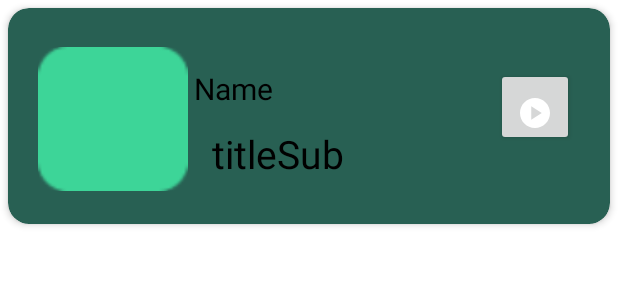
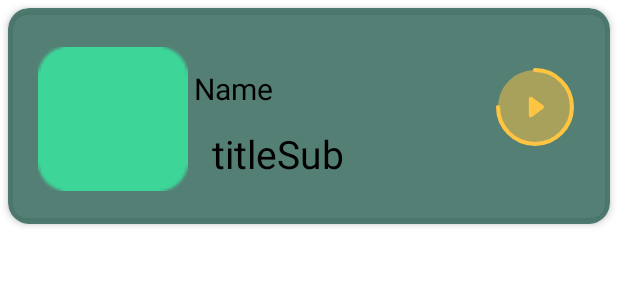
Before and after one commit to iTarley/TBC_Course_24, an Android app: the layout active_item.xml on its own in the app's theme, with its tools: preview values and no code run, on a phone screen of 412 x 824 dp. Shown: the top 300 px of the screen. Run offline under Robolectric (Android 15) with nearby library versions, the phone set to English and light mode, and no system bars.

Commit message:
all works

```diff
--- a/app/src/main/java/com/example/tbc_course_24/ui/main/adapter/ActiveRecycler.kt
+++ b/app/src/main/java/com/example/tbc_course_24/ui/main/adapter/ActiveRecycler.kt
@@ -2,6 +2,7 @@ package com.example.tbc_course_24.ui.main.adapter
 
 import android.annotation.SuppressLint
 import android.graphics.Color
+import android.util.Log
 import android.view.LayoutInflater
 import android.view.ViewGroup
 import androidx.recyclerview.widget.DiffUtil
@@ -10,6 +11,7 @@ import androidx.recyclerview.widget.RecyclerView
 import com.example.tbc_course_24.databinding.ActiveItemBinding
 import com.example.tbc_course_24.domain.model.CoursesModel
 import com.example.tbc_course_24.extensions.setImage
+import kotlin.math.roundToInt
 
 class ActiveRecycler:ListAdapter<CoursesModel.ActiveCourse,ActiveRecycler.ViewHolder>(DiffUtilCallback()) {
 
@@ -33,11 +35,12 @@ class ActiveRecycler:ListAdapter<CoursesModel.ActiveCourse,ActiveRecycler.ViewHo
 
             binding.apply {
                 imageView.setImage(activeCourse.image!!)
-                cardview.alpha = (activeCourse.backgroundColorPercent!!.toInt()/100.toFloat())
+                view.alpha = (activeCourse.playButtonColorPercent!!.toInt()/100.toFloat())
                 titleMain.text = activeCourse.title.toString()
                 titleSub.text = activeCourse.progress.toString() + "%"
                 cardview.setCardBackgroundColor(Color.parseColor("#"+activeCourse.mainColor))
-                appCompatButton.setBackgroundColor(Color.parseColor("#"+activeCourse.mainColor))
+                cardview.background.alpha = (activeCourse.backgroundColorPercent!!.toFloat()/100 * 255).roundToInt()
+                view.background.setTint(Color.parseColor("#"+activeCourse.mainColor))
             }
         }
 
--- /dev/null
+++ b/app/src/main/res/drawable/play.xml
@@ -0,0 +1,21 @@
+<vector xmlns:android="http://schemas.android.com/apk/res/android"
+    android:width="38dp"
+    android:height="38dp"
+    android:viewportWidth="38"
+    android:viewportHeight="38">
+  <path
+      android:pathData="M19,37C28.941,37 37,28.941 37,19C37,9.059 28.941,1 19,1C9.059,1 1,9.059 1,19C1,28.941 9.059,37 19,37Z"
+      android:fillColor="#FFC542"
+      android:fillAlpha="0.5"
+      android:fillType="evenOdd"/>
+  <path
+      android:pathData="M22.933,18.2C23.467,18.6 23.467,19.4 22.933,19.8L17.6,23.8C16.941,24.294 16,23.824 16,23L16,15C16,14.176 16.941,13.706 17.6,14.2L22.933,18.2Z"
+      android:fillColor="#FFC542"
+      android:fillType="evenOdd"/>
+  <path
+      android:pathData="M1,19C1,28.941 9.059,37 19,37C28.941,37 37,28.941 37,19C37,9.059 28.941,1 19,1"
+      android:strokeWidth="2"
+      android:fillColor="#00000000"
+      android:strokeColor="#FFC542"
+      android:strokeLineCap="round"/>
+</vector>
--- a/app/src/main/res/layout/active_item.xml
+++ b/app/src/main/res/layout/active_item.xml
@@ -7,12 +7,13 @@
     android:layout_height="wrap_content"
     android:layout_margin="5dp"
     app:cardCornerRadius="14dp"
-    app:cardBackgroundColor="#286053"
+    app:cardBackgroundColor="#CC286053"
     app:cardElevation="3dp"
     app:contentPadding="4dp">
 
     <androidx.constraintlayout.widget.ConstraintLayout
-        android:id="@+id/relativeLayout"
+        android:id="@+id/constraint"
+        android:backgroundTint="@color/black"
         android:layout_width="match_parent"
         android:layout_height="wrap_content"
         android:padding="16dp">
@@ -30,7 +31,7 @@
             android:text="@string/name"
             android:textColor="@color/black"
             android:textSize="20sp"
-            app:layout_constraintEnd_toStartOf="@+id/appCompatButton"
+            app:layout_constraintEnd_toStartOf="@+id/view"
             app:layout_constraintHorizontal_bias="0.0"
             app:layout_constraintStart_toEndOf="@+id/imageView"
             app:layout_constraintTop_toTopOf="parent" />
@@ -57,10 +58,11 @@
             app:layout_constraintTop_toTopOf="parent"
             app:srcCompat="@drawable/sample" />
 
-        <androidx.appcompat.widget.AppCompatButton
-            android:id="@+id/appCompatButton"
+        <View
+            android:id="@+id/view"
             android:layout_width="52dp"
             android:layout_height="52dp"
+            android:background="@drawable/play"
             android:layout_marginTop="20dp"
             android:layout_marginEnd="4dp"
             android:drawableBottom="@drawable/ic_play_circle"
```
Also changed, not shown: app/src/main/res/drawable/play.png (deleted).
